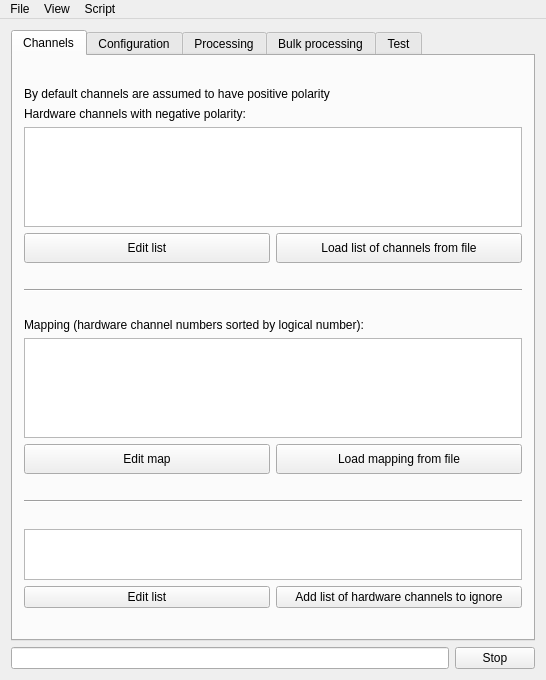
andrmor/TRB3reader, file GUI/mainwindow.ui: the form before one commit.
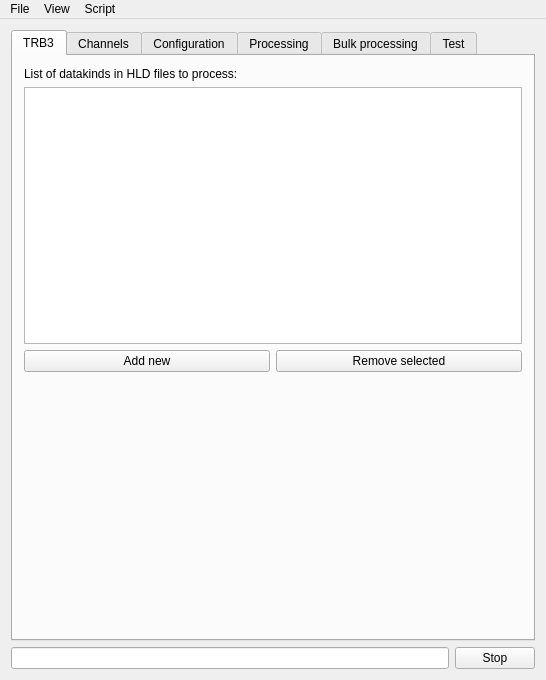
The form after the commit.

What changed in the file:
```diff
--- a/GUI/mainwindow.ui
+++ b/GUI/mainwindow.ui
@@ -20,6 +20,54 @@
       <property name="currentIndex">
        <number>0</number>
       </property>
+      <widget class="QWidget" name="tab_6">
+       <attribute name="title">
+        <string>TRB3</string>
+       </attribute>
+       <layout class="QVBoxLayout" name="verticalLayout_20">
+        <item>
+         <widget class="QLabel" name="label_7">
+          <property name="text">
+           <string>List of datakinds in HLD files to process:</string>
+          </property>
+         </widget>
+        </item>
+        <item>
+         <widget class="QListWidget" name="lwDatakinds"/>
+        </item>
+        <item>
+         <layout class="QHBoxLayout" name="horizontalLayout_35">
+          <item>
+           <widget class="QPushButton" name="pbAddDatakind">
+            <property name="text">
+             <string>Add new</string>
+            </property>
+           </widget>
+          </item>
+          <item>
+           <widget class="QPushButton" name="pbRemoveDatakind">
+            <property name="text">
+             <string>Remove selected</string>
+            </property>
+           </widget>
+          </item>
+         </layout>
+        </item>
+        <item>
+         <spacer name="verticalSpacer_23">
+          <property name="orientation">
+           <enum>Qt::Vertical</enum>
+          </property>
+          <property name="sizeHint" stdset="0">
+           <size>
+            <width>20</width>
+            <height>252</height>
+           </size>
+          </property>
+         </spacer>
+        </item>
+       </layout>
+      </widget>
       <widget class="QWidget" name="tab">
        <attribute name="title">
         <string>Channels</string>
```
